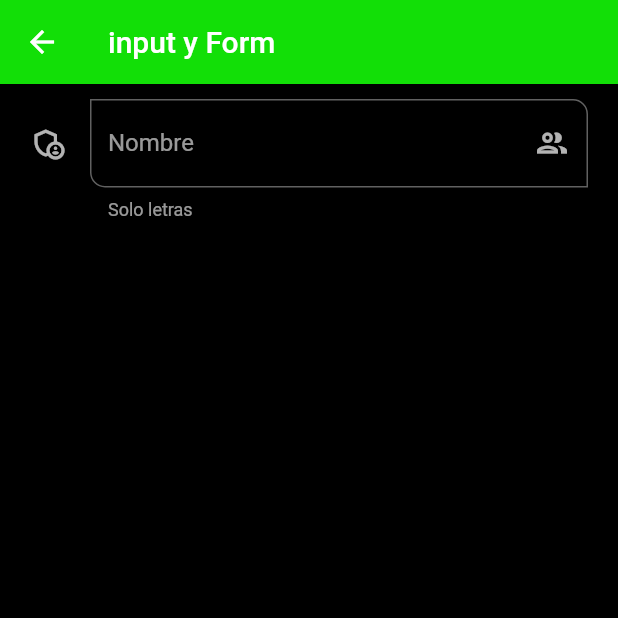
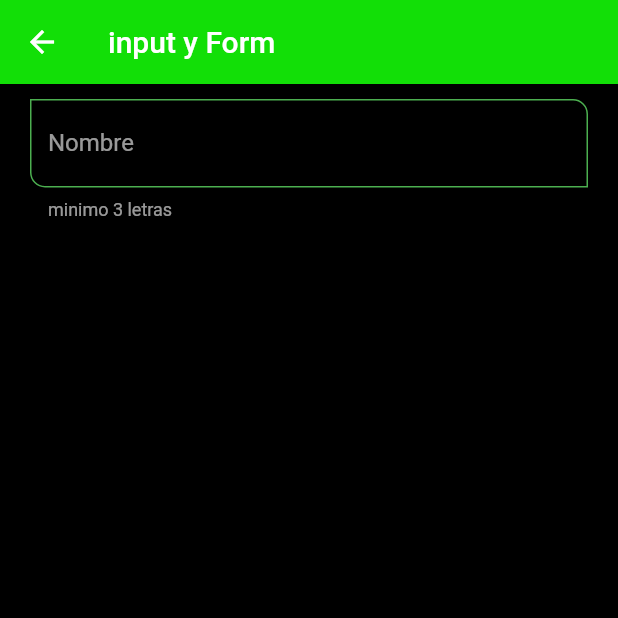
Before and after one commit to JerlibGnzlz/Flutter_components_Android, a Flutter app: the InputScreen screen opened by its route, on a phone screen of 412 x 824 dp, the top half of it. Run offline on Flutter 3.47's test engine with Material 2 defaults, Android fonts, the phone set to English and light mode, and no system bars.

Commit message:
widget de formulario mejorandolo en partes

```diff
--- a/lib/screens/input_screen.dart
+++ b/lib/screens/input_screen.dart
@@ -1,4 +1,6 @@
 import 'package:flutter/material.dart';
+import '../widgets/custon_input_fields.dart';
+
 
 class InputScreen extends StatelessWidget {
 
@@ -10,43 +12,16 @@ class InputScreen extends StatelessWidget {
       appBar: AppBar(
         title: const Text("input y Form"),
       ),
-      body:SingleChildScrollView(
+       body:const SingleChildScrollView(
         child:   Padding(
-          padding:const EdgeInsets.symmetric(horizontal: 20, vertical: 10) ,
+          padding: EdgeInsets.symmetric(horizontal: 20, vertical: 10) ,
           child: Column(
             children: [
-              TextFormField(
-            //  autofocus: true,
-             textCapitalization: TextCapitalization.words,
-             initialValue: "",
-             onChanged: (value)  {
-              // print('value: $value');
-             },
-             validator: (value) {
-               if(value == null) return "Este campo es requierido";
-               return value.length < 4 ? "minimo son 4 letras" : null;
-
-             },
-             autovalidateMode: AutovalidateMode.onUserInteraction,
-             decoration: const InputDecoration(
-              hintText: "Nombre de Usuario",
-              labelText: "Nombre",
-              helperText: "Solo letras",
-              suffixIcon: Icon(Icons.group_outlined),
-              // prefixIcon: Icon(Icons.verified_outlined)
-             icon:  Icon(Icons.admin_panel_settings_outlined),
-             border: OutlineInputBorder(
-              borderRadius: BorderRadius.only(
-                topRight: Radius.circular(10),
-                bottomLeft: Radius.circular(10))
-             )
-
-              ),
-
-
-
-
-              )
+               CustonInputField(
+                labelText: "Nombre",
+                hintText: "Nombre de Usuario",
+                helperText: "minimo 3 letras",
+               )
             ],),
          )
         ,
--- a/lib/themes/app_theme.dart
+++ b/lib/themes/app_theme.dart
@@ -31,5 +31,34 @@ class AppThemes {
   static final ThemeData darkTheme = ThemeData.dark().copyWith(
       primaryColor: const Color.fromARGB(255, 125, 13, 97),
       appBarTheme: const AppBarTheme(color: primary, elevation: 0),
-      scaffoldBackgroundColor: Colors.black);
+      scaffoldBackgroundColor: Colors.black,
+
+
+      inputDecorationTheme:const InputDecorationTheme(
+floatingLabelStyle: TextStyle(
+  color: Colors.green),
+
+ enabledBorder: OutlineInputBorder(
+  borderSide: BorderSide(color: Colors.green),
+  borderRadius: BorderRadius.only(
+    bottomLeft: Radius.circular(10),
+    topRight: Radius.circular(10))
+ ),
+
+ focusedBorder: OutlineInputBorder(
+   borderSide: BorderSide(color: Colors.green),
+  borderRadius: BorderRadius.only(
+                  bottomLeft: Radius.circular(10),
+                  topRight: Radius.circular(10))
+ ),
+
+ border: OutlineInputBorder(
+   borderRadius: BorderRadius.only(
+                  bottomLeft: Radius.circular(10),
+                  topRight: Radius.circular(10))
+ )
+      )
+      );
+
+
 }
--- /dev/null
+++ b/lib/widgets/custon_input_fields.dart
@@ -0,0 +1,46 @@
+import 'package:flutter/material.dart';
+
+class CustonInputField extends StatelessWidget {
+  final String? hintText;
+  final String? labelText;
+  final String? helperText;
+  final IconData? icon;
+  final IconData? suffixIcon;
+
+
+
+  const CustonInputField({
+    super.key,
+    this.hintText,
+    this.labelText,
+    this.helperText,
+    this.icon,
+    this.suffixIcon,
+
+  });
+
+  @override
+  Widget build(BuildContext context) {
+    return TextFormField(
+      //  autofocus: true,
+      textCapitalization: TextCapitalization.words,
+      initialValue: "",
+      onChanged: (value) {
+        // print('value: $value');
+      },
+      validator: (value) {
+        if (value == null) return "Este campo es requierido";
+        return value.length < 4 ? "minimo son 4 letras" : null;
+      },
+      autovalidateMode: AutovalidateMode.onUserInteraction,
+      decoration:  InputDecoration(
+        hintText: hintText,
+        labelText: labelText,
+        helperText: helperText,
+        suffixIcon: suffixIcon == null ? null : Icon(suffixIcon),
+        // prefixIcon: Icon(Icons.verified_outlined)
+        icon: icon == null ? null: Icon(icon),
+      ),
+    );
+  }
+}
--- a/lib/widgets/widgets.dart
+++ b/lib/widgets/widgets.dart
@@ -1,2 +1,3 @@
+export 'package:flutter_components/widgets/custon_input_fields.dart';
 export 'package:flutter_components/widgets/custon_card_type_1.dart';
 export 'package:flutter_components/widgets/custon_card_type_2.dart';
```
